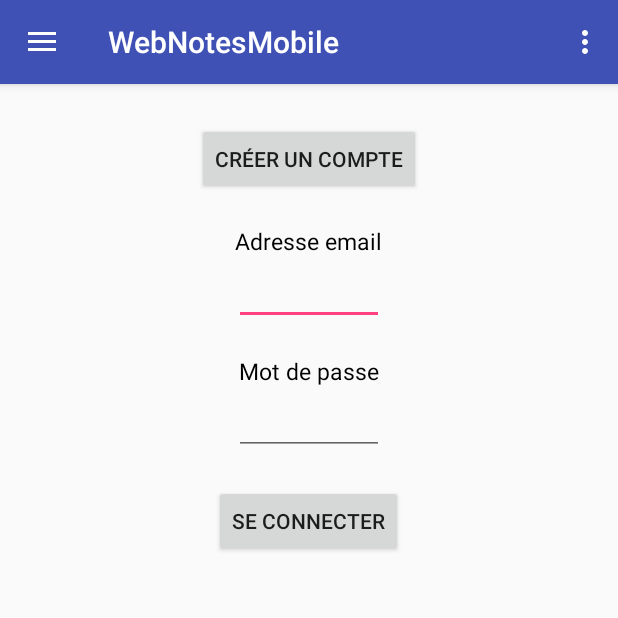
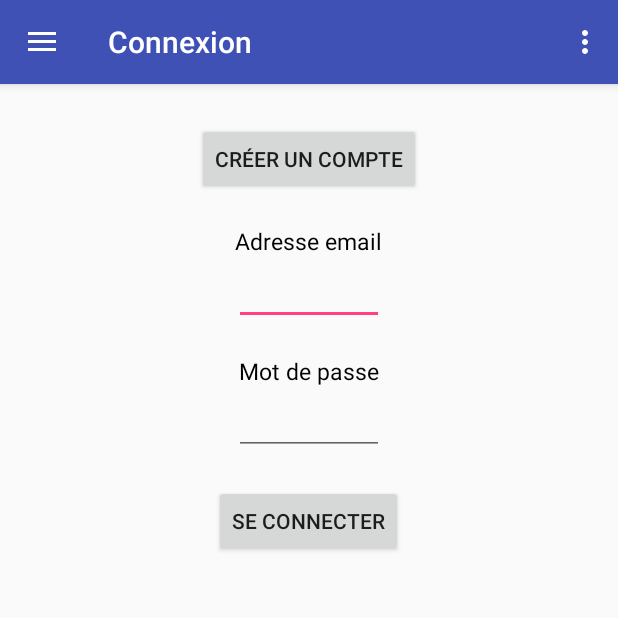
Before and after one commit to OldRepoNoMoreUsed/WebNoteMobile, an Android app: the screen it shows after launch (MainActivity), on a phone screen of 412 x 824 dp, the top half of it. Run offline under Robolectric (Android 15) with nearby library versions, the phone set to English and light mode, and no system bars.

Commit message:
changement layout fragment_connection.xml et ajout titre

```diff
--- a/WebNotesMobile/app/src/main/java/com/lonaso/webnotesmobile/ConnectionPackage/ConnectionFragment.java
+++ b/WebNotesMobile/app/src/main/java/com/lonaso/webnotesmobile/ConnectionPackage/ConnectionFragment.java
@@ -44,6 +44,7 @@ public class ConnectionFragment extends Fragment{
 
         retrieveViews(getView());
         setUpViews(getActivity());
+        getActivity().setTitle("Connexion");
     }
 
     private void retrieveViews(View view) {
--- a/WebNotesMobile/app/src/main/res/layout/fragment_connection.xml
+++ b/WebNotesMobile/app/src/main/res/layout/fragment_connection.xml
@@ -1,16 +1,12 @@
-<android.support.design.widget.CoordinatorLayout xmlns:android="http://schemas.android.com/apk/res/android"
+<LinearLayout xmlns:android="http://schemas.android.com/apk/res/android"
     xmlns:app="http://schemas.android.com/apk/res-auto"
     xmlns:tools="http://schemas.android.com/tools"
-    android:layout_width="match_parent"
-    android:layout_height="match_parent"
+    android:layout_width="fill_parent"
+    android:layout_height="fill_parent"
+    android:orientation="vertical"
     android:fitsSystemWindows="true"
     tools:context="com.lonaso.webnotesmobile.groups.GroupDetailsFragment"
     android:id="@+id/connectionFragment">
-
-    <LinearLayout xmlns:android="http://schemas.android.com/apk/res/android"
-        android:layout_width="fill_parent"
-        android:layout_height="fill_parent"
-        android:orientation="vertical" >
 
     <!--<ImageView
         android:id="@+id/app_logo"
@@ -68,6 +64,5 @@
         android:layout_marginTop="@dimen/normal_padding"
         android:text="@string/connect" />
 
+
 </LinearLayout>
-
-</android.support.design.widget.CoordinatorLayout>
```
Lines whose indentation alone changed are shown as unchanged.
